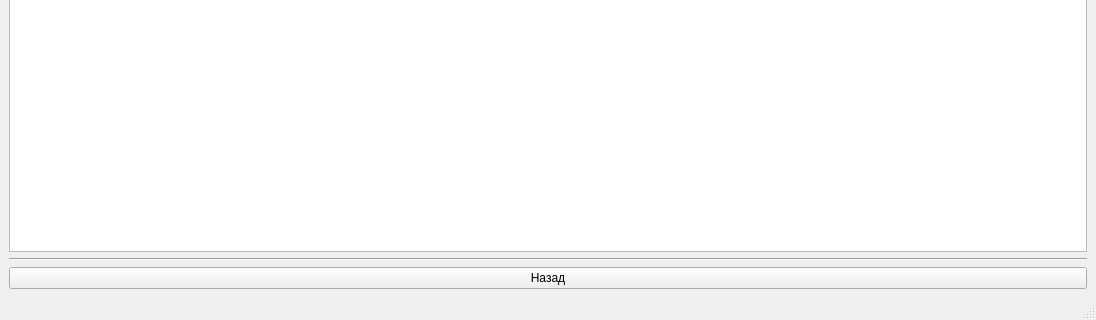
Old version of the form ui_src/viewer_full_table.ui in the repository SharpyTeam/SuperPutonProject; both pictures show x 0 to 1096 and y 508 to 828 of the 1096 by 828 pixel window.
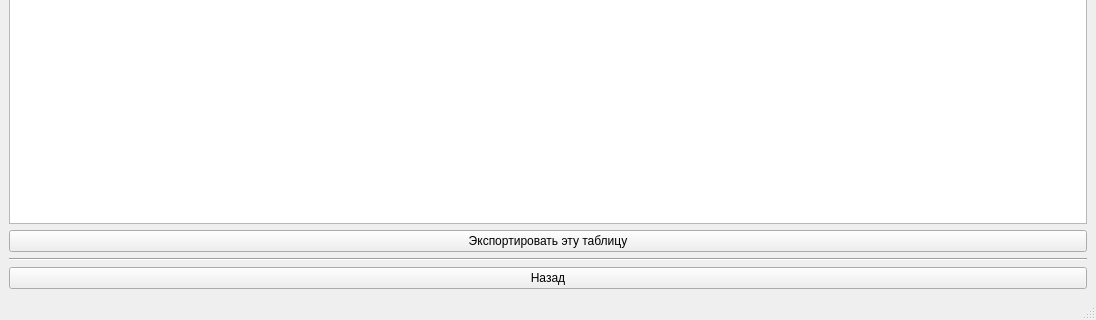
New version of the form.

```diff
--- a/ui_src/viewer_full_table.ui
+++ b/ui_src/viewer_full_table.ui
@@ -48,6 +48,13 @@
       </attribute>
      </widget>
     </item>
+    <item>
+     <widget class="QPushButton" name="export_button">
+      <property name="text">
+       <string>Экспортировать эту таблицу</string>
+      </property>
+     </widget>
+    </item>
     <item>
      <widget class="Line" name="line">
       <property name="orientation">
```
